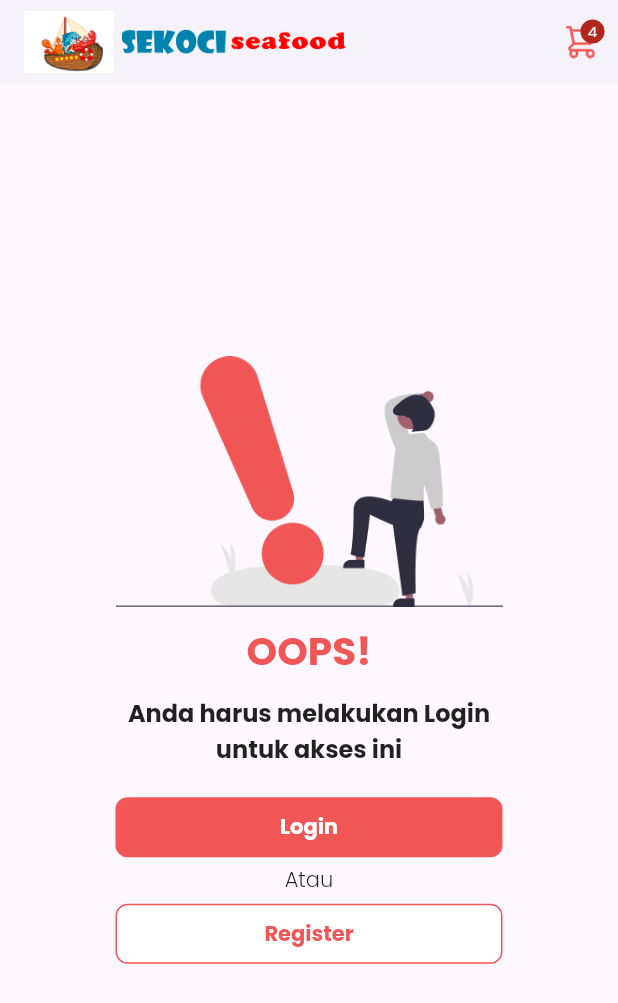
After one commit to Kirara02/sekoci-seafood, a Flutter app: the ProfileUnauthView screen opened directly, on a phone screen of 412 x 824 dp. The commit adds this screen. Shown: the top 1003 px of the screen. Run offline on Flutter 3.47's test engine with Material 2 defaults, Android fonts, the phone set to English and light mode, and no system bars; our stand-ins replace carousel_slider, flutter_custom_clippers, google_fonts.

Commit message:
finish cart, favorite, profil_unauth screen

```diff
--- a/config.json
+++ b/config.json
@@ -14,6 +14,7 @@
     "favorite",
     "detail_menu",
     "pembayaran",
-        "detail_pesanan"
+    "detail_pesanan",
+    "profile_unauth"
   ]
 }
--- a/lib/core.dart
+++ b/lib/core.dart
@@ -27,6 +27,8 @@ export 'package:zen_test/module/pesanan/controller/pesanan_controller.dart';
 export 'package:zen_test/module/pesanan/view/pesanan_view.dart';
 export 'package:zen_test/module/profile/controller/profile_controller.dart';
 export 'package:zen_test/module/profile/view/profile_view.dart';
+export 'package:zen_test/module/profile_unauth/controller/profile_unauth_controller.dart';
+export 'package:zen_test/module/profile_unauth/view/profile_unauth_view.dart';
 export 'package:zen_test/module/register/controller/register_controller.dart';
 export 'package:zen_test/module/register/view/register_view.dart';
 export 'package:zen_test/module/splash_screen/controller/splash_screen_controller.dart';
@@ -34,7 +36,10 @@ export 'package:zen_test/module/splash_screen/view/splash_screen_view.dart';
 export 'package:zen_test/shared/theme/theme_config.dart';
 export 'package:zen_test/shared/widget/badge/custom_badge.dart';
 export 'package:zen_test/shared/widget/button/custom_button.dart';
+export 'package:zen_test/shared/widget/button/custom_full_button.dart';
 export 'package:zen_test/shared/widget/button/custom_icon_button.dart';
+export 'package:zen_test/shared/widget/card/bank_card.dart';
+export 'package:zen_test/shared/widget/card/ewallet_card.dart';
 export 'package:zen_test/shared/widget/card/explore_menu_card.dart';
 export 'package:zen_test/shared/widget/card/menu_card.dart';
 export 'package:zen_test/shared/widget/cart/cart_item.dart';
--- a/lib/module/profile/view/profile_view.dart
+++ b/lib/module/profile/view/profile_view.dart
@@ -244,7 +244,7 @@ class ProfileView extends StatefulWidget {
                   height: 25.0,
                 ),
                 InkWell(
-                  onTap: () {},
+                  onTap: () => Get.to(const ProfileUnauthView()),
                   child: Container(
                     height: 40,
                     decoration: BoxDecoration(
--- /dev/null
+++ b/lib/module/profile_unauth/controller/profile_unauth_controller.dart
@@ -0,0 +1,20 @@
+import 'package:flutter/material.dart';
+import 'package:zen_test/state_util.dart';
+import '../view/profile_unauth_view.dart';
+
+class ProfileUnauthController extends State<ProfileUnauthView> implements MvcController {
+  static late ProfileUnauthController instance;
+  late ProfileUnauthView view;
+
+  @override
+  void initState() {
+    instance = this;
+    super.initState();
+  }
+
+  @override
+  void dispose() => super.dispose();
+
+  @override
+  Widget build(BuildContext context) => widget.build(context, this);
+}
--- /dev/null
+++ b/lib/module/profile_unauth/view/profile_unauth_view.dart
@@ -0,0 +1,82 @@
+import 'package:flutter/material.dart';
+import 'package:zen_test/core.dart';
+import 'package:zen_test/shared/widget/app_bar/custom_app_bar.dart';
+import '../controller/profile_unauth_controller.dart';
+
+class ProfileUnauthView extends StatefulWidget {
+  const ProfileUnauthView({Key? key}) : super(key: key);
+
+  Widget build(context, ProfileUnauthController controller) {
+    controller.view = this;
+
+    return Scaffold(
+      appBar: const CustomAppBar(),
+      body: Container(
+        height: MediaQuery.of(context).size.height,
+        padding: const EdgeInsets.symmetric(
+          horizontal: 77,
+        ),
+        child: Center(
+          child: Column(
+            mainAxisAlignment: MainAxisAlignment.center,
+            children: [
+              Image.asset('assets/images/alert.png'),
+              const SizedBox(
+                height: 10.0,
+              ),
+              const Text(
+                "OOPS!",
+                style: TextStyle(
+                  fontSize: 26.0,
+                  fontWeight: FontWeight.bold,
+                  color: primaryColor,
+                ),
+              ),
+              const SizedBox(
+                height: 10.0,
+              ),
+              const Text(
+                "Anda harus melakukan Login untuk akses ini",
+                textAlign: TextAlign.center,
+                style: TextStyle(
+                  fontSize: 16.0,
+                  fontWeight: FontWeight.bold,
+                ),
+              ),
+              const SizedBox(
+                height: 20.0,
+              ),
+              CustomButton(
+                text: "Login",
+                width: double.infinity,
+                onTap: () => Get.to(const LoginView()),
+              ),
+              const SizedBox(
+                height: 5.0,
+              ),
+              Text(
+                "Atau",
+                style: TextStyle(
+                  fontSize: 14.0,
+                  fontWeight: FontWeight.w300,
+                ),
+              ),
+              const SizedBox(
+                height: 5.0,
+              ),
+              CustomButton(
+                text: "Register",
+                filled: false,
+                width: double.infinity,
+                onTap: () => Get.to(const RegisterView()),
+              )
+            ],
+          ),
+        ),
+      ),
+    );
+  }
+
+  @override
+  State<ProfileUnauthView> createState() => ProfileUnauthController();
+}
--- a/lib/shared/theme/theme_config.dart
+++ b/lib/shared/theme/theme_config.dart
@@ -2,6 +2,7 @@ import 'dart:ui';
 
 const primaryColor = Color(0xffF15656);
 const backgroudColor = Color(0xffE5E5E5);
+const backgroudColor2 = Color(0xffE5E5E5);
 const blackColor = Color(0xff222222);
 const blackColor2 = Color(0xff4F4F4F);
 const whiteColor = Color(0xffFFFFFF);
--- /dev/null
+++ b/lib/shared/widget/app_bar/custom_app_bar.dart
@@ -0,0 +1,54 @@
+// ignore_for_file: camel_case_types, prefer_typing_uninitialized_variables
+
+import 'package:flutter/material.dart';
+import 'package:zen_test/core.dart';
+import 'package:zen_test/module/cart/view/cart_view.dart';
+import 'package:zen_test/state_util.dart';
+
+class CustomAppBar extends StatelessWidget implements PreferredSizeWidget {
+  const CustomAppBar({Key? key}) : super(key: key);
+
+  @override
+  Widget build(BuildContext context) {
+    return AppBar(
+      automaticallyImplyLeading: false,
+      elevation: 2,
+      title: Row(
+        crossAxisAlignment: CrossAxisAlignment.center,
+        children: [
+          Image.asset(
+            "assets/images/logo.png",
+            width: 60,
+          ),
+          const SizedBox(
+            width: 5.0,
+          ),
+          Image.asset(
+            "assets/images/sekoci_text.png",
+            width: 150,
+          ),
+        ],
+      ),
+      actions: [
+        IconButton(
+          onPressed: () => Get.to(const CartView()),
+          icon: Badge(
+            label: const Text(
+              "4",
+              style: TextStyle(
+                color: Colors.white,
+              ),
+            ),
+            child: Image.asset(
+              "assets/icons/cart.png",
+              width: 22,
+            ),
+          ),
+        ),
+      ],
+    );
+  }
+
+  @override
+  Size get preferredSize => Size.fromHeight(kToolbarHeight);
+}
--- a/lib/shared/widget/button/custom_button.dart
+++ b/lib/shared/widget/button/custom_button.dart
@@ -4,11 +4,13 @@ import 'package:zen_test/shared/theme/theme_config.dart';
 class CustomButton extends StatelessWidget {
   final String text;
   final bool filled;
+  final double width;
   final VoidCallback? onTap;
   const CustomButton({
     Key? key,
     required this.text,
     this.filled = true,
+    this.width = 140,
     this.onTap,
   }) : super(key: key);
 
@@ -18,7 +20,7 @@ class CustomButton extends StatelessWidget {
       onTap: onTap,
       child: Container(
         height: 40,
-        width: 140,
+        width: width,
         decoration: BoxDecoration(
           color: filled == false ? whiteColor : primaryColor,
           borderRadius: BorderRadius.circular(8),
```
Also changed, not shown: lib/module/cart/controller/cart_controller.dart (+31 -0 lines), lib/module/cart/view/cart_view.dart (+33 -6 lines), lib/module/detail_menu/view/detail_menu_view.dart (+2 -36 lines), lib/module/detail_pesanan/view/detail_pesanan_view.dart (+2 -36 lines), lib/module/favorite/controller/favorite_controller.dart (+31 -0 lines), lib/module/favorite/view/favorite_view.dart (+30 -6 lines), lib/module/main_navigation/view/main_navigation_view.dart (+3 -37 lines), lib/module/pembayaran/view/pembayaran_view.dart (+2 -36 lines), lib/shared/widget/card/favorite_card.dart (added, +157 -0 lines), 1 other file. Lines whose indentation alone changed are shown as unchanged.
